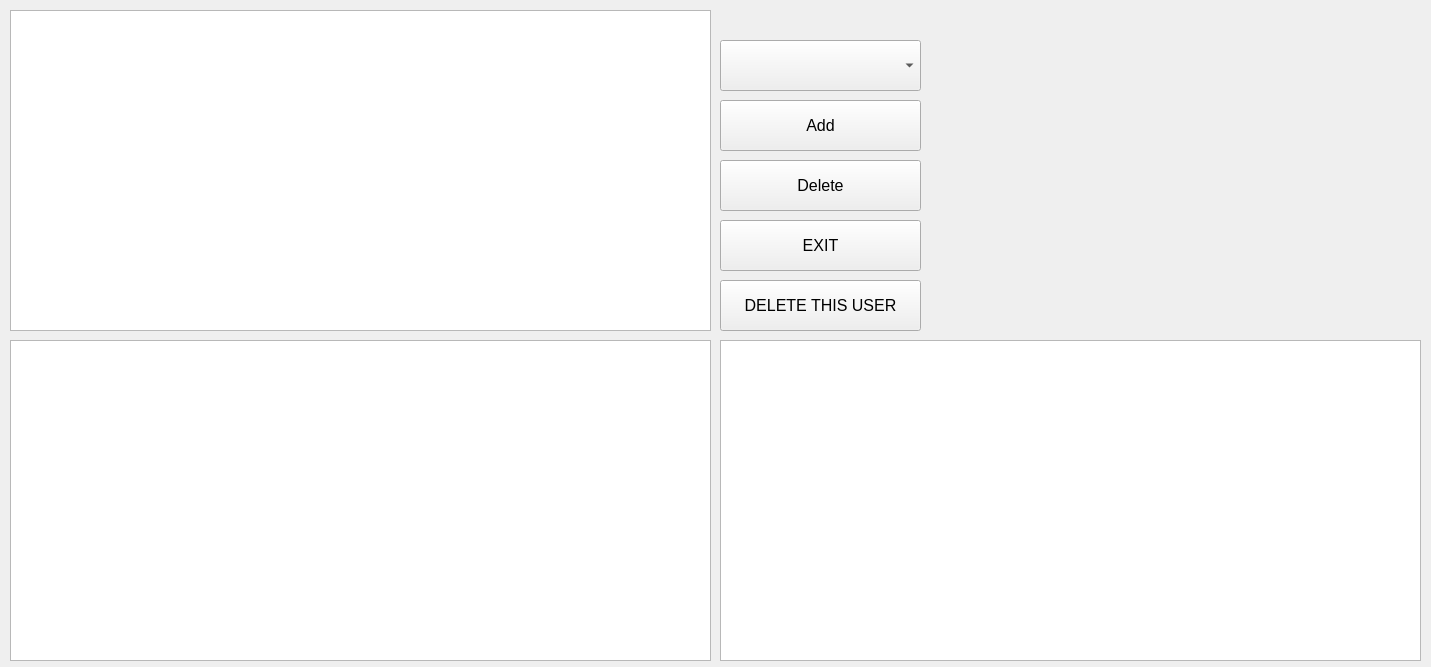
Old version of the form DataBaseCybersport/TeamWindow.ui in the repository Inlucker/DataBaseCybersport.
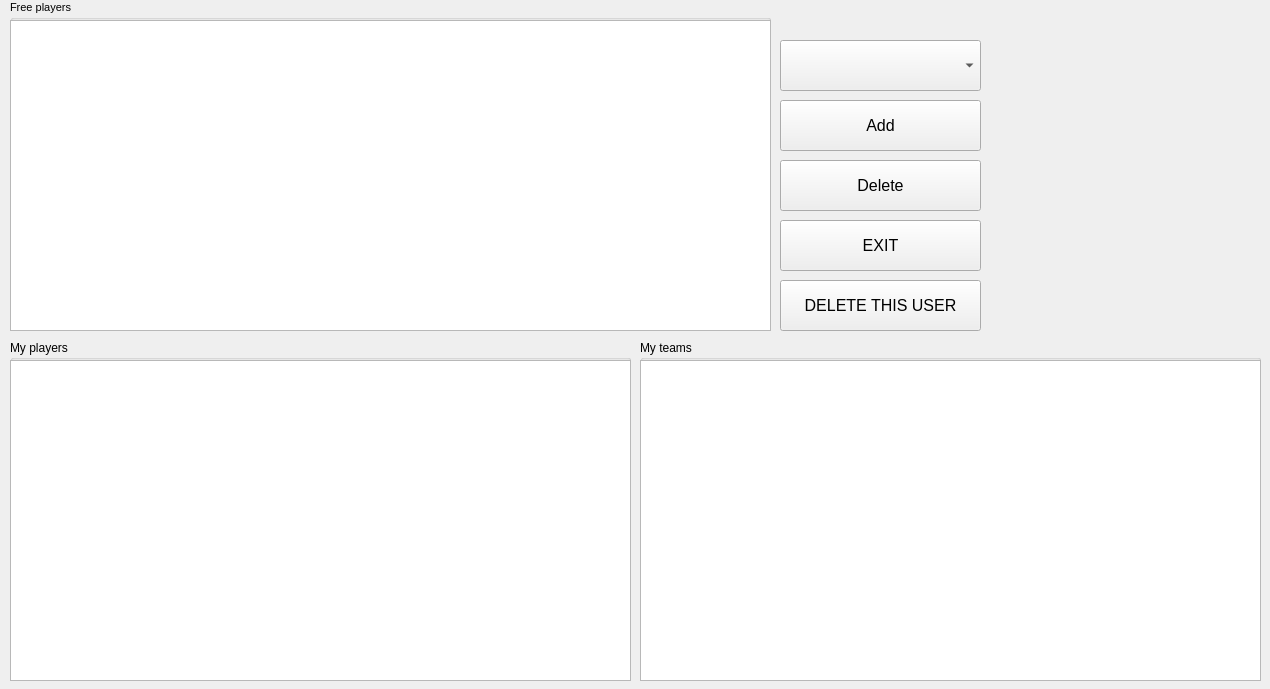
New version of the form.

Diff of the .ui file:
```diff
--- a/DataBaseCybersport/TeamWindow.ui
+++ b/DataBaseCybersport/TeamWindow.ui
@@ -6,8 +6,8 @@
    <rect>
     <x>0</x>
     <y>0</y>
-    <width>1431</width>
-    <height>667</height>
+    <width>1270</width>
+    <height>689</height>
    </rect>
   </property>
   <property name="windowTitle">
@@ -16,7 +16,7 @@
   <widget class="QPushButton" name="delete_user_btn">
    <property name="geometry">
     <rect>
-     <x>720</x>
+     <x>780</x>
      <y>280</y>
      <width>201</width>
      <height>51</height>
@@ -34,7 +34,7 @@
   <widget class="QPushButton" name="delete_btn">
    <property name="geometry">
     <rect>
-     <x>720</x>
+     <x>780</x>
      <y>160</y>
      <width>201</width>
      <height>51</height>
@@ -52,7 +52,7 @@
   <widget class="QPushButton" name="exit_btn">
    <property name="geometry">
     <rect>
-     <x>720</x>
+     <x>780</x>
      <y>220</y>
      <width>201</width>
      <height>51</height>
@@ -70,7 +70,7 @@
   <widget class="QPushButton" name="add_btn">
    <property name="geometry">
     <rect>
-     <x>720</x>
+     <x>780</x>
      <y>100</y>
      <width>201</width>
      <height>51</height>
@@ -85,40 +85,10 @@
     <string>Add</string>
    </property>
   </widget>
-  <widget class="QTableView" name="free_tableView">
-   <property name="geometry">
-    <rect>
-     <x>10</x>
-     <y>10</y>
-     <width>701</width>
-     <height>321</height>
-    </rect>
-   </property>
-  </widget>
-  <widget class="QTableView" name="my_tableView">
-   <property name="geometry">
-    <rect>
-     <x>10</x>
-     <y>340</y>
-     <width>701</width>
-     <height>321</height>
-    </rect>
-   </property>
-  </widget>
-  <widget class="QTableView" name="teams_tableView">
-   <property name="geometry">
-    <rect>
-     <x>720</x>
-     <y>340</y>
-     <width>701</width>
-     <height>321</height>
-    </rect>
-   </property>
-  </widget>
   <widget class="QComboBox" name="my_teams_comboBox">
    <property name="geometry">
     <rect>
-     <x>720</x>
+     <x>780</x>
      <y>40</y>
      <width>201</width>
      <height>51</height>
@@ -130,6 +100,80 @@
     </property>
    </item>
   </widget>
+  <widget class="QGroupBox" name="groupBox">
+   <property name="geometry">
+    <rect>
+     <x>10</x>
+     <y>0</y>
+     <width>761</width>
+     <height>331</height>
+    </rect>
+   </property>
+   <property name="font">
+    <font>
+     <pointsize>8</pointsize>
+    </font>
+   </property>
+   <property name="title">
+    <string>Free players</string>
+   </property>
+   <widget class="QTableView" name="free_tableView">
+    <property name="geometry">
+     <rect>
+      <x>0</x>
+      <y>20</y>
+      <width>761</width>
+      <height>311</height>
+     </rect>
+    </property>
+   </widget>
+  </widget>
+  <widget class="QGroupBox" name="groupBox_2">
+   <property name="geometry">
+    <rect>
+     <x>10</x>
+     <y>340</y>
+     <width>621</width>
+     <height>341</height>
+    </rect>
+   </property>
+   <property name="title">
+    <string>My players</string>
+   </property>
+   <widget class="QTableView" name="my_tableView">
+    <property name="geometry">
+     <rect>
+      <x>0</x>
+      <y>20</y>
+      <width>621</width>
+      <height>321</height>
+     </rect>
+    </property>
+   </widget>
+  </widget>
+  <widget class="QGroupBox" name="groupBox_3">
+   <property name="geometry">
+    <rect>
+     <x>640</x>
+     <y>340</y>
+     <width>621</width>
+     <height>341</height>
+    </rect>
+   </property>
+   <property name="title">
+    <string>My teams</string>
+   </property>
+   <widget class="QTableView" name="teams_tableView">
+    <property name="geometry">
+     <rect>
+      <x>0</x>
+      <y>20</y>
+      <width>621</width>
+      <height>321</height>
+     </rect>
+    </property>
+   </widget>
+  </widget>
  </widget>
  <resources/>
  <connections/>
```
